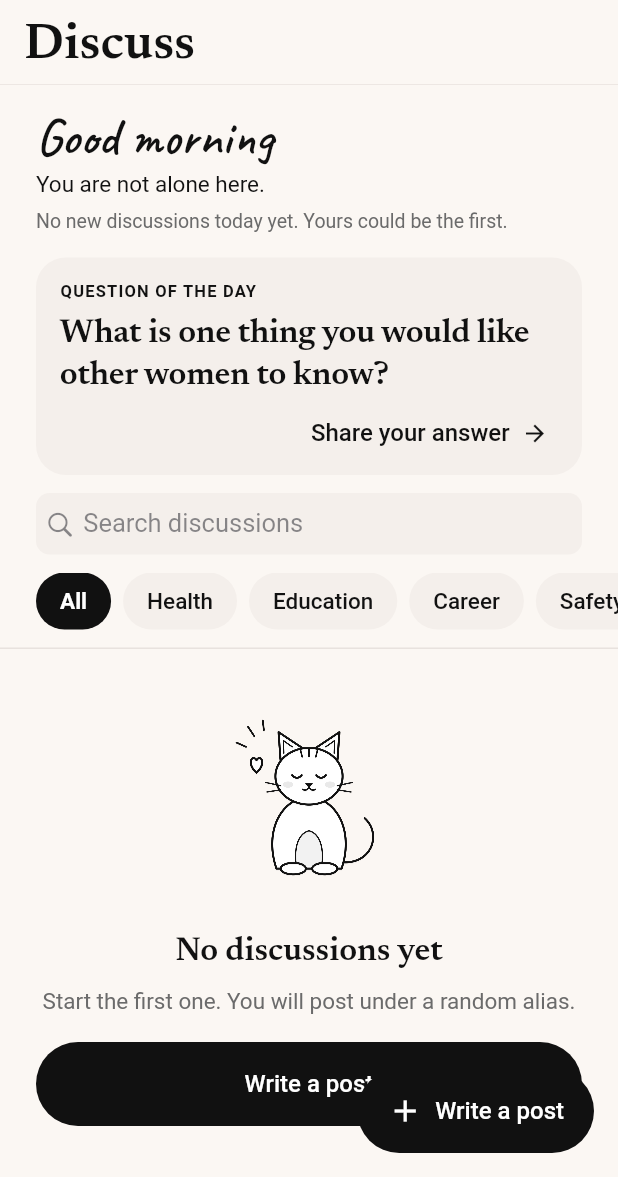
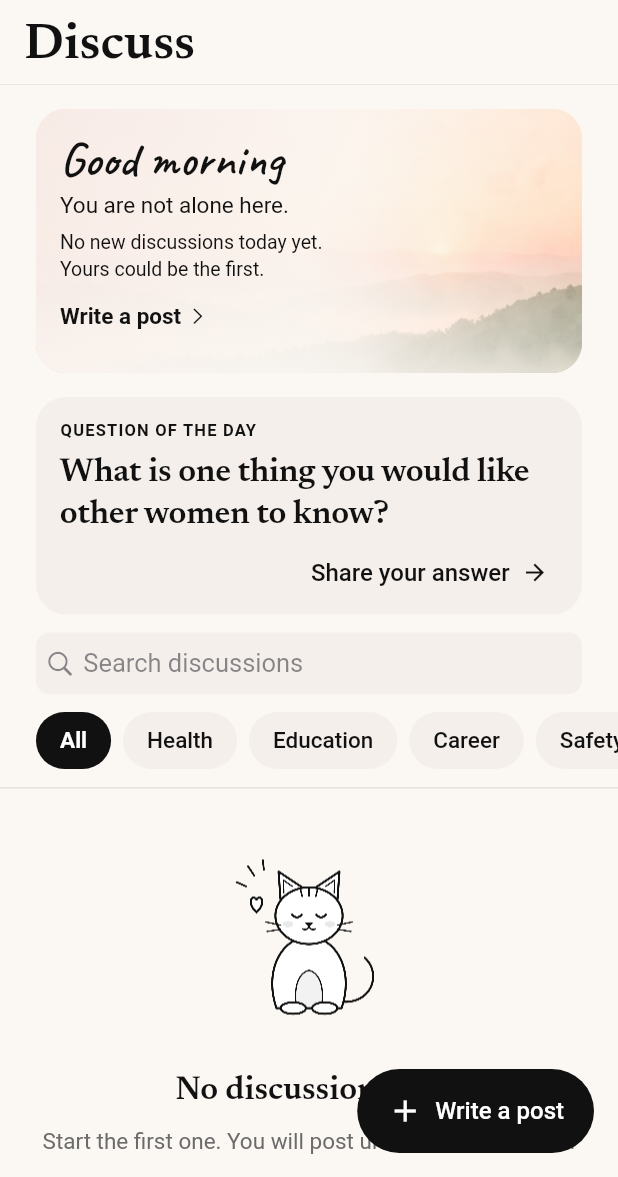
Before and after one commit to DineshVco/women-community-support, a Flutter app: the HomeScreen screen opened directly, on a phone screen of 412 x 824 dp, the part 59-1236 px from its top. Run offline on Flutter 3.47's test engine with Material 3 defaults, Android fonts, the phone set to English and light mode, and no system bars; our stand-ins replace cloud_firestore, firebase_auth, firebase_core, flutter_secure_storage, google_fonts, google_sign_in and 2 more; missing offline and left inert: cryptography; accounts and stored records are empty; generated files the repository leaves out were written again; network calls fail; project files that could hold a hidden picture were left out.

Commit message:
Hero cards: painted scenes on Discuss and Care, with a night sky
Discuss shows a painted card with the greeting: morning by day, dusk in
the evening, and a moon over lavender hills from 22:00 to 5:00. Care
shows the flowers painting and opens Breathe. Rounded 20 px corners, a
cream/blush veil behind the text (AA contrast checked over pure black
and white in light and dark mode), a soft fade at the bottom, a light
haptic on tap, a darker veil in dark mode, no fade-in with Reduce
motion, and a gradient if a painting cannot load. Paintings live in
assets/images/hero/; the night sky was resaved as a real 1600 px WebP.

Also fixes the weather disguise overflowing on narrow phones and with
large text (details, temperature and forecast rows), with tests at
320 px and 2x text.

Co-Authored-By: Claude Opus 5.5 <noreply@anthropic.com>

```diff
--- a/lib/presentation/screens/home_screen.dart
+++ b/lib/presentation/screens/home_screen.dart
@@ -236,7 +236,12 @@ class _HomeScreenState extends State<HomeScreen> {
           slivers: [
             SliverList(
               delegate: SliverChildListDelegate([
-                wide(FeedGreeting(posts: snapshot.data)),
+                wide(
+                  FeedGreeting(
+                    posts: snapshot.data,
+                    onWrite: () => _openCompose(),
+                  ),
+                ),
                 if (_themedWeek != null)
                   wide(ThemedWeekBanner(week: _themedWeek!)),
                 if (_smallWins != null)
--- a/lib/presentation/widgets/feed_greeting.dart
+++ b/lib/presentation/widgets/feed_greeting.dart
@@ -7,16 +7,21 @@ import '../../core/theme/app_typography.dart';
 import '../../core/utils/greeting.dart';
 import '../../data/models/post.dart';
 import '../providers/app_settings.dart';
+import 'hero_card.dart';
 import 'team_badge.dart';
 
-/// "Good evening" + how many discussions started in the last 24 hours.
+/// A painted card (by time of day) with "Good evening" and how many
+/// discussions started in the last 24 hours.
 /// Under it, a note while the Looma Team starter posts are in the feed.
 /// [posts] comes from the live feed, so the count updates by itself.
 class FeedGreeting extends StatelessWidget {
-  const FeedGreeting({super.key, required this.posts});
+  const FeedGreeting({super.key, required this.posts, this.onWrite});
 
   /// Null while the feed is still loading.
   final List<Post>? posts;
+
+  /// Tapping the painted card opens "Write a post".
+  final VoidCallback? onWrite;
 
   @override
   Widget build(BuildContext context) {
@@ -39,6 +44,7 @@ class FeedGreeting extends StatelessWidget {
       };
     }
 
+    final now = DateTime.now();
     return Padding(
       padding: const EdgeInsets.fromLTRB(
         AppSpacing.screenHorizontal,
@@ -49,15 +55,23 @@ class FeedGreeting extends StatelessWidget {
       child: Column(
         crossAxisAlignment: CrossAxisAlignment.start,
         children: [
+          // The painted card changes with the time of day.
+          HeroCard(
+            scene: HeroScene.forTime(now),
+            actionLabel: 'Write a post',
+            onTap: onWrite,
+            children: [
               // Handwritten (Caveat): one of only two places it is used.
               Text(
-            greetingFor(DateTime.now()),
-            style: AppTypography.script(34, palette.text),
+                greetingFor(now),
+                style: AppTypography.script(32, palette.text),
               ),
               const SizedBox(height: 2),
               Text(
                 greetingReassurance,
-            style: theme.textTheme.bodyMedium?.copyWith(color: palette.text),
+                style: theme.textTheme.bodyMedium?.copyWith(
+                  color: palette.text,
+                ),
               ),
               const SizedBox(height: AppSpacing.xs),
               // Fades between messages when the live count changes.
@@ -73,8 +87,15 @@ class FeedGreeting extends StatelessWidget {
                 child: Semantics(
                   liveRegion: true,
                   key: ValueKey(subline),
-              child: Text(subline, style: theme.textTheme.bodySmall),
+                  child: Text(
+                    subline,
+                    style: theme.textTheme.bodySmall?.copyWith(
+                      color: palette.text,
                     ),
+                  ),
+                ),
+              ),
+            ],
           ),
           // Only while the Looma Team starter posts are in the feed.
           if (list != null && list.any((p) => LoomaTeam.isTeam(p.alias))) ...[
--- /dev/null
+++ b/lib/presentation/widgets/hero_card.dart
@@ -0,0 +1,312 @@
+import 'package:flutter/cupertino.dart';
+import 'package:flutter/material.dart';
+
+import '../../core/theme/app_colors.dart';
+import '../../core/theme/app_motion.dart';
+import '../../core/theme/app_radius.dart';
+import '../../core/theme/app_spacing.dart';
+import '../../core/utils/haptics.dart';
+import 'press_scale.dart';
+
+/// The painted scenes in assets/images/hero/ (no people in them).
+enum HeroScene {
+  morning('assets/images/hero/hero_morning.webp'),
+  dusk('assets/images/hero/hero_dusk.webp'),
+
+  /// Late at night: a moon over lavender hills.
+  night('assets/images/hero/hero_night.webp'),
+  flowers('assets/images/hero/hero_flowers.webp');
+
+  const HeroScene(this.asset);
+
+  final String asset;
+
+  /// Discuss: the morning painting by day (5:00–16:59), dusk in the evening
+  /// (17:00–21:59), and the night sky from 22:00 until 5:00. Same bands as
+  /// the greeting.
+  static HeroScene forTime(DateTime time) {
+    final hour = time.hour;
+    if (hour >= 5 && hour < 17) return HeroScene.morning;
+    if (hour >= 17 && hour < 22) return HeroScene.dusk;
+    return HeroScene.night;
+  }
+}
+
+/// The veil that keeps text readable: strongest on the left (under the
+/// text), fading out to the right so the painting shows. Kept as numbers
+/// so the tests can check AA contrast over the darkest and lightest pixels.
+class HeroVeil {
+  HeroVeil._();
+
+  /// Text stays inside this share of the card's width.
+  static const double textWidth = 0.6;
+
+  static const List<double> stops = [0, 0.5, textWidth, 0.85, 1];
+  static const List<double> lightAlphas = [0.94, 0.88, 0.80, 0.30, 0];
+
+  /// Dark mode is darker all over, so the painting does not glare.
+  static const List<double> darkAlphas = [0.92, 0.86, 0.80, 0.45, 0.25];
+
+  /// A soft blush wash in the top left corner (light mode).
+  static const double blushWash = 0.18;
+
+  /// The veil's colour: warm cream in light mode, near-black in dark mode.
+  static Color colorFor(Brightness brightness) =>
+      brightness == Brightness.dark
+          ? const Color(0xFF0E0E0E)
+          : const Color(0xFFFBF7F3);
+
+  static List<double> alphasFor(Brightness brightness) =>
+      brightness == Brightness.dark ? darkAlphas : lightAlphas;
+
+  /// The veil's strength at [x] (0 = left edge, 1 = right edge).
+  static double alphaAt(Brightness brightness, double x) {
+    final alphas = alphasFor(brightness);
+    for (var i = 1; i < stops.length; i++) {
+      if (x <= stops[i]) {
+        final t = (x - stops[i - 1]) / (stops[i] - stops[i - 1]);
+        return alphas[i - 1] + (alphas[i] - alphas[i - 1]) * t;
+      }
+    }
+    return alphas.last;
+  }
+}
+
+/// A large rounded card with a painted scene, a soft veil, text on the
+/// left and a gentle fade at the bottom edge. Tapping gives a light haptic.
+/// If the painting cannot load, a soft gradient shows instead.
+class HeroCard extends StatelessWidget {
+  const HeroCard({
+    super.key,
+    required this.scene,
+    required this.children,
+    this.actionLabel,
+    this.onTap,
+  });
+
+  final HeroScene scene;
+
+  /// The text, top to bottom, on the left of the card.
+  final List<Widget> children;
+
+  /// A small "… ›" line under the text when the card does something.
+  final String? actionLabel;
+  final VoidCallback? onTap;
+
+  @override
+  Widget build(BuildContext context) {
+    final palette = context.palette;
+    final brightness = Theme.of(context).brightness;
+    final radius = BorderRadius.circular(AppRadius.card);
+    final veil = HeroVeil.colorFor(brightness);
+    final alphas = HeroVeil.alphasFor(brightness);
+
+    final text = Padding(
+      padding: const EdgeInsets.fromLTRB(
+        AppSpacing.lg,
+        AppSpacing.lg,
+        AppSpacing.lg,
+        AppSpacing.lg,
+      ),
+      child: FractionallySizedBox(
+        alignment: Alignment.centerLeft,
+        // The padding takes a little of the card, so the text stays well
+        // inside the strong part of the veil.
+        widthFactor: HeroVeil.textWidth,
+        child: Column(
+          crossAxisAlignment: CrossAxisAlignment.start,
+          mainAxisSize: MainAxisSize.min,
+          children: [
+            ...children,
+            if (actionLabel != null && onTap != null) ...[
+              const SizedBox(height: AppSpacing.md),
+              Row(
+                mainAxisSize: MainAxisSize.min,
+                children: [
+                  Flexible(
+                    child: Text(
+                      actionLabel!,
+                      style: TextStyle(
+                        fontSize: 15,
+                        fontWeight: FontWeight.w600,
+                        color: palette.text,
+                      ),
+                    ),
+                  ),
+                  const SizedBox(width: 4),
+                  Icon(
+                    CupertinoIcons.chevron_right,
+                    size: 14,
+                    color: palette.text,
+                  ),
+                ],
+              ),
+            ],
+          ],
+        ),
+      ),
+    );
+
+    final card = ClipRRect(
+      borderRadius: radius,
+      child: ConstrainedBox(
+        // Full width; as tall as the text needs (large text grows it).
+        constraints: const BoxConstraints(
+          minHeight: 176,
+          minWidth: double.infinity,
+        ),
+        child: Stack(
+          children: [
+            Positioned.fill(child: _Painting(scene: scene)),
+            // The veil: strong on the left, under the text.
+            Positioned.fill(
+              child: DecoratedBox(
+                decoration: BoxDecoration(
+                  gradient: LinearGradient(
+                    stops: HeroVeil.stops,
+                    colors: [for (final a in alphas) veil.withValues(alpha: a)],
+                  ),
+                ),
+              ),
+            ),
+            if (brightness == Brightness.light)
+              Positioned.fill(
+                child: DecoratedBox(
+                  decoration: BoxDecoration(
+                    gradient: LinearGradient(
+                      begin: Alignment.topLeft,
+                      end: Alignment.center,
+                      colors: [
+                        palette.blush.withValues(alpha: HeroVeil.blushWash),
+                        palette.blush.withValues(alpha: 0),
+                      ],
+                    ),
+                  ),
+                ),
+              ),
+            // A gentle fade into the page at the bottom edge.
+            Positioned(
+              left: 0,
+              right: 0,
+              bottom: 0,
+              height: 56,
+              child: DecoratedBox(
+                decoration: BoxDecoration(
+                  gradient: LinearGradient(
+                    begin: Alignment.topCenter,
+                    end: Alignment.bottomCenter,
+                    colors: [
+                      palette.background.withValues(alpha: 0),
+                      palette.background.withValues(alpha: 0.55),
+                    ],
+                  ),
+                ),
+              ),
+            ),
+            text,
+            if (onTap != null)
+              Positioned.fill(
+                child: Material(
+                  type: MaterialType.transparency,
+                  child: InkWell(
+                    onTap: () {
+                      AppHaptics.light();
+                      onTap!();
+                    },
+                  ),
+                ),
+              ),
+          ],
+        ),
+      ),
+    );
+
+    return Semantics(
+      container: true,
+      button: onTap != null,
+      hint: onTap == null ? null : actionLabel,
+      child: onTap == null ? card : PressScale(child: card),
+    );
+  }
+}
+
+/// The painting, decoded at the card's size (not the file's 2880 px), with
+/// a soft fade-in once loaded (none with Reduce motion), and a gradient
+/// while loading or if it fails.
+class _Painting extends StatelessWidget {
+  const _Painting({required this.scene});
+
+  final HeroScene scene;
+
+  @override
+  Widget build(BuildContext context) {
+    final fallback = HeroFallback(scene: scene);
+    final ratio = MediaQuery.devicePixelRatioOf(context);
+    return LayoutBuilder(
+      builder: (context, constraints) {
+        final width =
+            constraints.maxWidth.isFinite
+                ? (constraints.maxWidth * ratio).round().clamp(1, 2880)
+                : null;
+        return Image.asset(
+          scene.asset,
+          fit: BoxFit.cover,
+          alignment: Alignment.centerRight,
+          cacheWidth: width,
+          excludeFromSemantics: true,
+          errorBuilder: (_, _, _) => fallback,
+          frameBuilder: (context, child, frame, sync) {
+            if (sync) return child;
+            return Stack(
+              fit: StackFit.expand,
+              children: [
+                fallback,
+                AnimatedOpacity(
+                  opacity: frame == null ? 0 : 1,
+                  duration: AppMotion.of(context, AppMotion.slow),
+                  curve: AppMotion.enter,
+                  child: child,
+                ),
+              ],
+            );
+          },
+        );
+      },
+    );
+  }
+}
+
+/// The soft gradient shown while a painting loads, or if it cannot load.
+class HeroFallback extends StatelessWidget {
+  const HeroFallback({super.key, required this.scene});
+
+  final HeroScene scene;
+
+  @override
+  Widget build(BuildContext context) {
+    final dark = Theme.of(context).brightness == Brightness.dark;
+    final colors = switch ((scene, dark)) {
+      (HeroScene.flowers, false) => const [
+        Color(0xFFF6E4DF),
+        Color(0xFFE3ECDD),
+      ],
+      (HeroScene.morning, false) => const [
+        Color(0xFFFBF1E4),
+        Color(0xFFF3D9D2),
+      ],
+      (_, false) => const [Color(0xFFF1DCD6), Color(0xFFD9CFE0)],
+      (HeroScene.flowers, true) => const [Color(0xFF2A2324), Color(0xFF1F2620)],
+      (_, true) => const [Color(0xFF2A2224), Color(0xFF1C1B24)],
+    };
+    return DecoratedBox(
+      key: const ValueKey('hero-fallback'),
+      decoration: BoxDecoration(
+        gradient: LinearGradient(
+          begin: Alignment.topLeft,
+          end: Alignment.bottomRight,
+          colors: colors,
+        ),
+      ),
+    );
+  }
+}
--- a/pubspec.yaml
+++ b/pubspec.yaml
@@ -86,6 +86,8 @@ flutter:
     - assets/images/looma_cat_browse.png
     - assets/images/looma_cat_safe.png
     - assets/images/looma_cat_heart.png
+    # Painted hero scenes (no people): Discuss by time of day, Care.
+    - assets/images/hero/
     # Looma Care content (offline). guides.json holds the journal prompts
     # now and the guides library later.
     - content/guides.json
```
Also changed, not shown: lib/presentation/screens/care/care_screen.dart (+19 -16 lines), lib/presentation/screens/decoy_screen.dart (+52 -9 lines), assets/images/hero/hero_dusk.webp (added), assets/images/hero/hero_flowers.webp (added), assets/images/hero/hero_morning.webp (added), assets/images/hero/hero_night.webp (added), 2 other files. Lines whose indentation alone changed are shown as unchanged.
